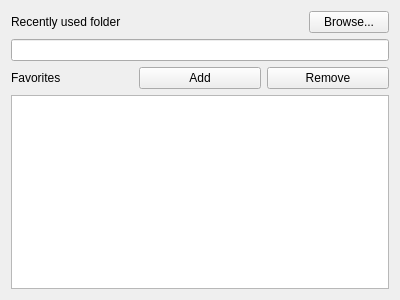
Before: the Qt Designer form src/SettingWorkingFolderForm.ui in soramimi/Guitar, drawn with Qt 5.
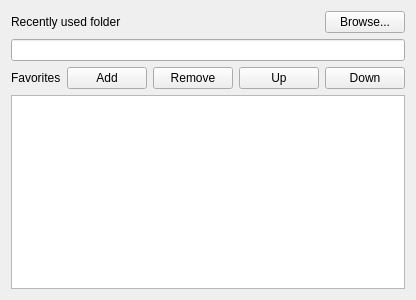
After: the same form once the commit is applied.

Commit message: Add ManageWorkingFolderDialog to handle favorite directories

What changed in the file:
```diff
--- a/src/SettingWorkingFolderForm.ui
+++ b/src/SettingWorkingFolderForm.ui
@@ -64,6 +64,20 @@
        </property>
       </widget>
      </item>
+     <item>
+      <widget class="QPushButton" name="pushButton_up">
+       <property name="text">
+        <string>Up</string>
+       </property>
+      </widget>
+     </item>
+     <item>
+      <widget class="QPushButton" name="pushButton_down">
+       <property name="text">
+        <string>Down</string>
+       </property>
+      </widget>
+     </item>
     </layout>
    </item>
    <item>
```
Left out of the diff: 9 changed lines with no effect on the pictures. The commit also changes 15 other files.
